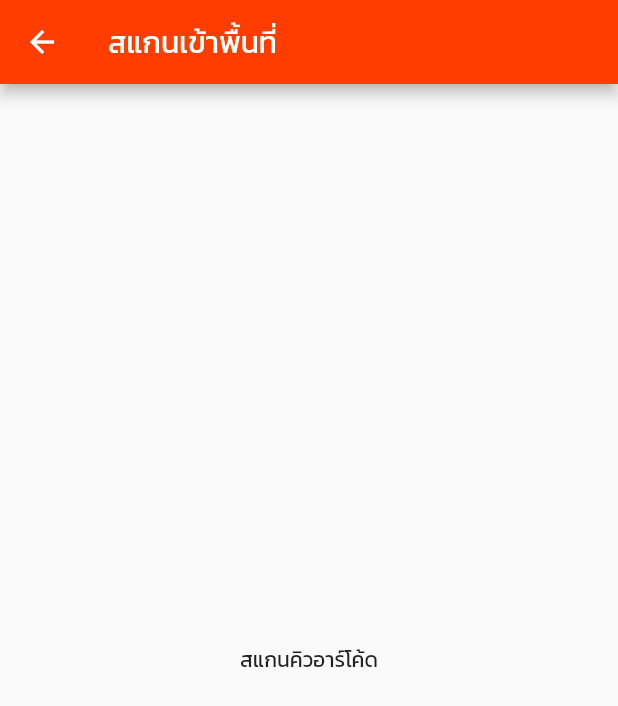
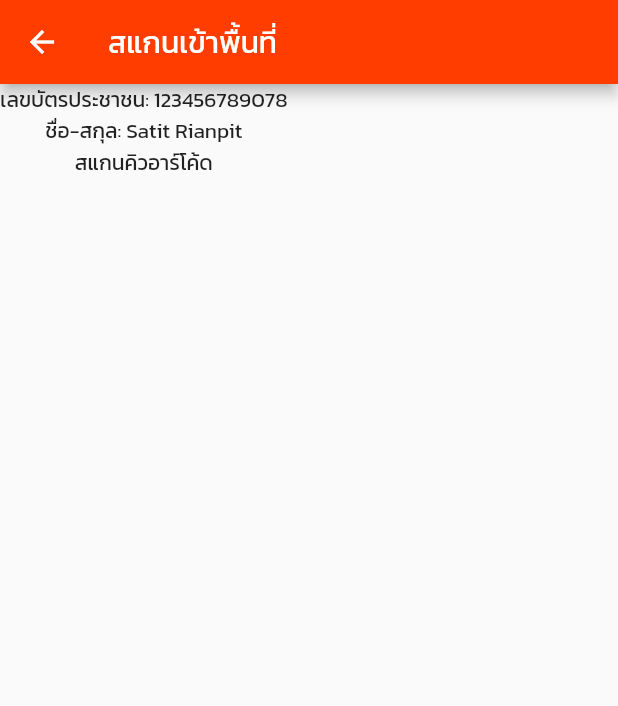
Before and after one commit to siteslave/surat-demo-app, a Flutter app: the screen it shows after launch, after a tap on the "qr code scanner" icon, on a phone screen of 412 x 824 dp. Shown: the top 706 px of the screen. Run offline on Flutter 3.47's test engine with Material 2 defaults, Android fonts, the phone set to English and light mode, and no system bars.

Commit message:
send parameters

```diff
--- a/lib/pages/home.dart
+++ b/lib/pages/home.dart
@@ -40,8 +40,9 @@ class _HomePageState extends State<HomePage> {
       floatingActionButton: FloatingActionButton(
         onPressed: () {
           // เรียกเพจ โดยใช้ชื่อคลาส
-          Navigator.of(context)
-              .push(MaterialPageRoute(builder: (context) => ScanQRCodePage()));
+          Navigator.of(context).push(MaterialPageRoute(
+              builder: (context) => ScanQRCodePage(
+                  cid: "123456789078", fullname: "Satit Rianpit")));
         },
         child: Icon(Icons.qr_code_scanner),
       ),
--- a/lib/pages/scan_qrcode.dart
+++ b/lib/pages/scan_qrcode.dart
@@ -1,7 +1,10 @@
 import 'package:flutter/material.dart';
 
 class ScanQRCodePage extends StatefulWidget {
-  const ScanQRCodePage({Key? key}) : super(key: key);
+  final String cid;
+  final String fullname;
+
+  ScanQRCodePage({required this.cid, required this.fullname});
 
   @override
   _ScanQRCodePageState createState() => _ScanQRCodePageState();
@@ -14,8 +17,12 @@ class _ScanQRCodePageState extends State<ScanQRCodePage> {
       appBar: AppBar(
         title: Text("สแกนเข้าพื้นที่"),
       ),
-      body: Center(
-        child: Text("สแกนคิวอาร์โค้ด"),
+      body: Column(
+        children: [
+          Text("เลขบัตรประชาชน: ${widget.cid}"),
+          Text("ชื่อ-สกุล: ${widget.fullname}"),
+          Text("สแกนคิวอาร์โค้ด"),
+        ],
       ),
     );
   }
```
